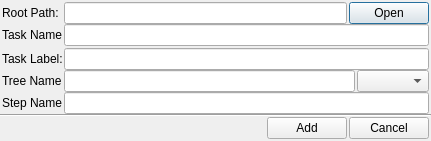
snaress/studio, file appli/prodManager/ui/defaultSettingsDial.ui: the form before one commit.
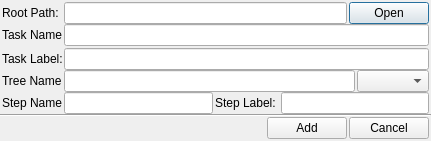
The form after the commit.

Commit message: prodManager: project settings: Add steps color; Mise en place main tree

```diff
--- a/appli/prodManager/ui/defaultSettingsDial.ui
+++ b/appli/prodManager/ui/defaultSettingsDial.ui
@@ -280,6 +280,16 @@
       <item>
        <widget class="QLineEdit" name="leStep"/>
       </item>
+      <item>
+       <widget class="QLabel" name="lStepLabel">
+        <property name="text">
+         <string>Step Label: </string>
+        </property>
+       </widget>
+      </item>
+      <item>
+       <widget class="QLineEdit" name="leStepLabel"/>
+      </item>
      </layout>
     </widget>
    </item>
```
The commit also changes 17 other files.
